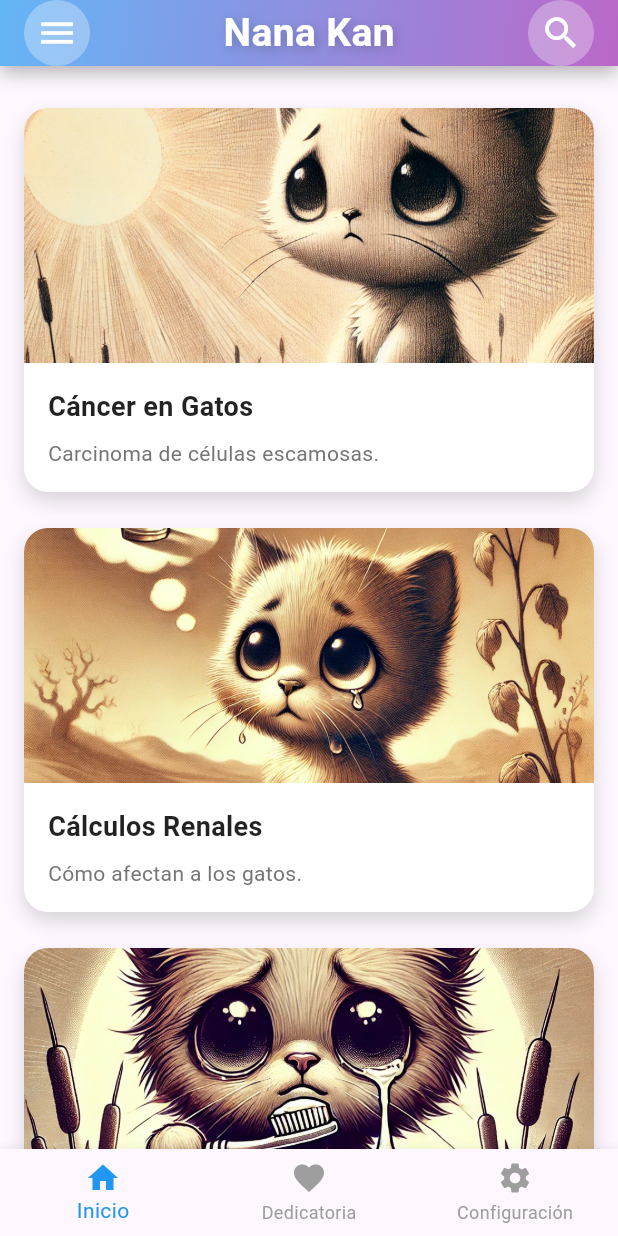
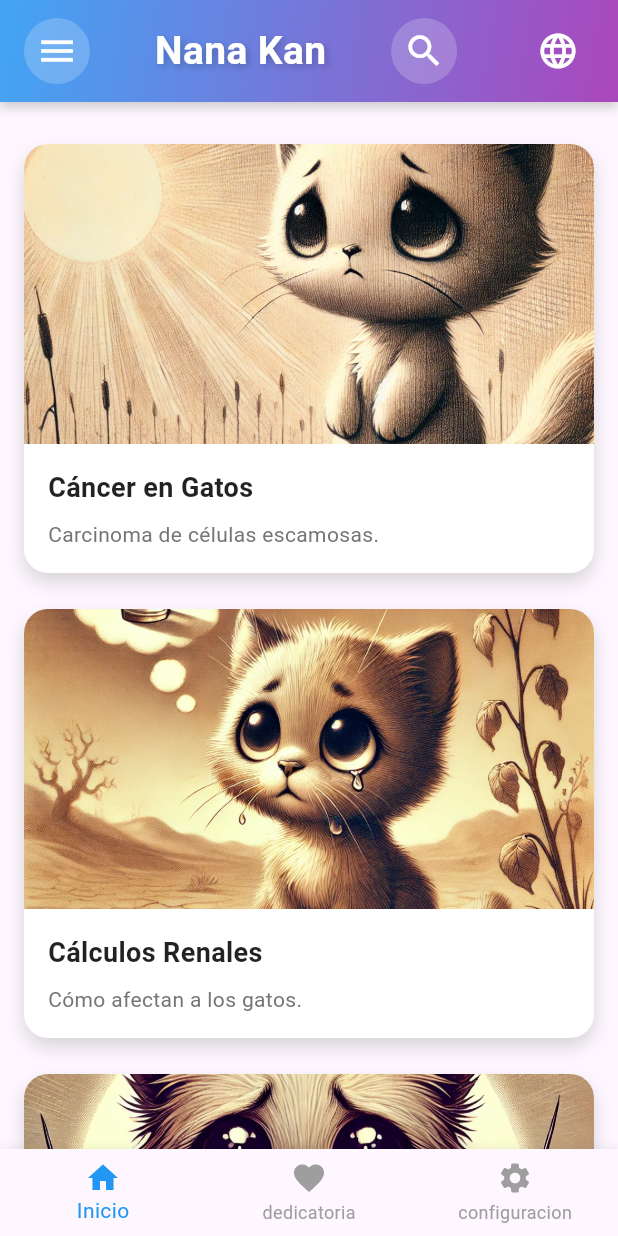
Before and after one commit to AlexVargasV/NanaKan, a Flutter app: the screen it shows after launch, on a phone screen of 412 x 824 dp. Run offline on Flutter 3.47's test engine with Material 3 defaults, Android fonts, the phone set to English and light mode, and no system bars; our stand-ins replace carousel_slider, flutter_animate.

Commit message:
translation home view

```diff
--- a/lib/main.dart
+++ b/lib/main.dart
@@ -1,15 +1,25 @@
 import 'package:flutter/material.dart';
-import 'views/splash_screen.dart';
+import 'package:provider/provider.dart';
+import 'package:test/views/splash_screen.dart';
+import 'providers/language_provider.dart';
 
 void main() {
-  runApp(ModernApp());
+  runApp(
+    ChangeNotifierProvider(
+      create: (context) => LanguageProvider()..loadLanguage(Locale('es')),
+      child: ModernApp(),
+    ),
+  );
 }
 
 class ModernApp extends StatelessWidget {
   @override
   Widget build(BuildContext context) {
+    final languageProvider = Provider.of<LanguageProvider>(context);
+
     return MaterialApp(
       debugShowCheckedModeBanner: false,
+      locale: languageProvider.locale,
       home: SplashScreen(),
     );
   }
--- /dev/null
+++ b/lib/providers/language_provider.dart
@@ -0,0 +1,58 @@
+import 'dart:convert';
+import 'package:flutter/services.dart';
+import 'package:flutter/material.dart';
+
+class LanguageProvider extends ChangeNotifier {
+  Map<String, dynamic> _localizedData = {};
+  Locale _locale = Locale('es'); // 🔹 Idioma por defecto
+
+  Locale get locale => _locale;
+
+  Future<void> loadLanguage(Locale locale) async {
+    try {
+      String jsonString = await rootBundle.loadString(
+          'assets/lang/${locale.languageCode}.json'); // 🔹 Cargar archivo de idioma
+      Map<String, dynamic> jsonMap = json.decode(jsonString);
+      _localizedData =
+          jsonMap.map((key, value) => MapEntry(key, value.toString()));
+      _locale = locale;
+      notifyListeners(); // 🔹 Notificar cambios a la UI
+    } catch (e) {
+      print("Error al cargar el idioma: $e");
+    }
+  }
+
+  /// 🔹 Método para obtener la traducción de una clave
+  String translate(String key) {
+    return _localizedData[key] ?? key;
+  }
+
+  /// 🔹 Obtener lista traducida de tarjetas del HomeScreen
+  List<Map<String, String>> getTranslatedCards() {
+    return [
+      {
+        "title": translate("card_cancer"),
+        "description": translate("card_cancer_desc"),
+        "image": 'assets/images/1.webp'
+      },
+      {
+        "title": translate("card_calculos"),
+        "description": translate("card_calculos_desc"),
+        "image": 'assets/images/2.webp'
+      },
+      {
+        "title": translate("card_dentales"),
+        "description": translate("card_dentales_desc"),
+        "image": 'assets/images/3.webp'
+      },
+    ];
+  }
+
+  /// 🔹 Cambiar idioma y recargar datos correctamente
+  Future<void> changeLanguage(String languageCode) async {
+    if (_locale.languageCode != languageCode) {
+      await loadLanguage(Locale(languageCode));
+      notifyListeners(); // 🔹 Asegura que la UI se actualice con las nuevas traducciones
+    }
+  }
+}
--- a/lib/views/home_screen.dart
+++ b/lib/views/home_screen.dart
@@ -1,6 +1,8 @@
 import 'package:flutter/material.dart';
-import '../widgets/custom_app_bar.dart'; // AppBar personalizado
-import '../widgets/animated_card.dart'; // Tarjetas animadas
+import 'package:provider/provider.dart';
+import '../providers/language_provider.dart';
+import '../widgets/custom_app_bar.dart';
+import '../widgets/animated_card.dart';
 import 'configuracion_page.dart';
 import 'dedicatoria_page.dart';
 
@@ -10,51 +12,25 @@ class HomeScreen extends StatefulWidget {
 }
 
 class _HomeScreenState extends State<HomeScreen> {
-  final List<String> titles = [
-    "Cáncer en Gatos",
-    "Cálculos En Los Riñones",
-    "Carta 3"
-  ];
-  final List<String> descriptions = [
-    "Información importante sobre carcinoma en gatos.",
-    "Información detallada sobre cálculos renales en gatos.",
-    "Contenido detallado de la carta 3."
-  ];
-  final List<String> assetImages = [
-    'assets/images/1.webp',
-    'assets/images/2.webp',
-    'assets/images/3.webp',
-  ];
-  final List<Map<String, String>> allCards = [
-    {
-      "title": "Cáncer en Gatos",
-      "description": "Carcinoma de células escamosas.",
-      "image": 'assets/images/1.webp'
-    },
-    {
-      "title": "Cálculos Renales",
-      "description": "Cómo afectan a los gatos.",
-      "image": 'assets/images/2.webp'
-    },
-    {
-      "title": "Enfermedades Dentales",
-      "description": "Placa y gingivitis felina.",
-      "image": 'assets/images/3.webp'
-    },
-  ];
-
   List<Map<String, String>> filteredCards = [];
 
   @override
-  void initState() {
-    super.initState();
-    filteredCards = List.from(allCards);
+  void didChangeDependencies() {
+    super.didChangeDependencies();
+    final languageProvider = Provider.of<LanguageProvider>(context);
+    setState(() {
+      filteredCards = languageProvider.getTranslatedCards();
+    });
   }
 
   void filterCards(String query) {
+    final languageProvider =
+        Provider.of<LanguageProvider>(context, listen: false);
+    List<Map<String, String>> allCards = languageProvider.getTranslatedCards();
+
     setState(() {
       filteredCards = query.isEmpty
-          ? List.from(allCards)
+          ? allCards
           : allCards
               .where((card) =>
                   card["title"]!.toLowerCase().contains(query.toLowerCase()) ||
@@ -72,27 +48,21 @@ class _HomeScreenState extends State<HomeScreen> {
       _currentIndex = index;
     });
 
-    if (index == 0) {
-      // Pantalla actual: Inicio
-    } else if (index == 1) {
+    if (index == 1) {
       Navigator.push(
-        context,
-        MaterialPageRoute(builder: (context) => DedicatoriaPage()),
-      );
+          context, MaterialPageRoute(builder: (context) => DedicatoriaPage()));
     } else if (index == 2) {
-      Navigator.push(
-        context,
-        MaterialPageRoute(builder: (context) => ConfiguracionPage()),
-      );
+      Navigator.push(context,
+          MaterialPageRoute(builder: (context) => ConfiguracionPage()));
     }
   }
 
   @override
   Widget build(BuildContext context) {
+    final languageProvider = Provider.of<LanguageProvider>(context);
+
     return Scaffold(
-      appBar: CustomAppBar(
-        onSearch: filterCards, // ✅ Pasamos la función de búsqueda
-      ), // AppBar personalizado
+      appBar: CustomAppBar(onSearch: filterCards),
       drawer: Drawer(
         child: ListView(
           padding: EdgeInsets.zero,
@@ -106,39 +76,38 @@ class _HomeScreenState extends State<HomeScreen> {
                 ),
               ),
               child: Text(
-                'Menú',
+                languageProvider.translate("menu"), // ✅ Traducido dinámicamente
                 style: TextStyle(
                     color: Colors.white,
                     fontSize: 24,
-                  fontWeight: FontWeight.bold,
-                ),
+                    fontWeight: FontWeight.bold),
               ),
             ),
             ListTile(
               leading: Icon(Icons.home, color: Colors.blue),
-              title: Text('Inicio'),
+              title: Text(languageProvider.translate("home")), // ✅ Traducido
               onTap: () {
                 Navigator.pop(context);
               },
             ),
             ListTile(
               leading: Icon(Icons.favorite, color: Colors.red),
-              title: Text('Dedicatoria'),
+              title: Text(
+                  languageProvider.translate("dedicatoria")), // ✅ Traducido
               onTap: () {
-                Navigator.push(
-                  context,
-                  MaterialPageRoute(builder: (context) => DedicatoriaPage()),
-                );
+                Navigator.push(context,
+                    MaterialPageRoute(builder: (context) => DedicatoriaPage()));
               },
             ),
             ListTile(
               leading: Icon(Icons.settings, color: Colors.grey),
-              title: Text('Configuración'),
+              title: Text(
+                  languageProvider.translate("configuracion")), // ✅ Traducido
               onTap: () {
                 Navigator.push(
                     context,
-                  MaterialPageRoute(builder: (context) => ConfiguracionPage()),
-                );
+                    MaterialPageRoute(
+                        builder: (context) => ConfiguracionPage()));
               },
             ),
           ],
@@ -146,11 +115,10 @@ class _HomeScreenState extends State<HomeScreen> {
       ),
       body: ListView.builder(
         padding: const EdgeInsets.all(16.0),
-        itemCount: filteredCards.length, // ✅ Usamos la lista filtrada
+        itemCount: filteredCards.length,
         itemBuilder: (context, index) {
           return AnimatedCard(
-            title: filteredCards[index]
-                ["title"]!, // ✅ Usamos los datos filtrados
+            title: filteredCards[index]["title"]!,
             description: filteredCards[index]["description"]!,
             imageAsset: filteredCards[index]["image"]!,
           );
@@ -164,16 +132,14 @@ class _HomeScreenState extends State<HomeScreen> {
         items: [
           BottomNavigationBarItem(
               icon: Icon(Icons.home),
-            label: "Inicio",
-          ),
+              label: languageProvider.translate("home")), // ✅ Traducido
           BottomNavigationBarItem(
               icon: Icon(Icons.favorite),
-            label: "Dedicatoria",
-          ),
+              label: languageProvider.translate("dedicatoria")), // ✅ Traducido
           BottomNavigationBarItem(
               icon: Icon(Icons.settings),
-            label: "Configuración",
-          ),
+              label:
+                  languageProvider.translate("configuracion")), // ✅ Traducido
         ],
       ),
     );
--- a/lib/widgets/custom_app_bar.dart
+++ b/lib/widgets/custom_app_bar.dart
@@ -1,4 +1,6 @@
 import 'package:flutter/material.dart';
+import 'package:provider/provider.dart';
+import '../providers/language_provider.dart';
 
 class CustomAppBar extends StatefulWidget implements PreferredSizeWidget {
   final Function(String) onSearch;
@@ -20,53 +22,54 @@ class _CustomAppBarState extends State<CustomAppBar> {
 
   @override
   Widget build(BuildContext context) {
+    final languageProvider = Provider.of<LanguageProvider>(context);
+
     return Container(
       decoration: BoxDecoration(
         gradient: LinearGradient(
-          colors: [Colors.blue.shade300, Colors.purple.shade300],
+          colors: [Colors.blue.shade400, Colors.purple.shade400],
           begin: Alignment.topLeft,
           end: Alignment.bottomRight,
         ),
         boxShadow: [
           BoxShadow(
-            color: Colors.black.withOpacity(0.3),
-            blurRadius: 10,
-            offset: Offset(0, 4),
+            color: Colors.black.withOpacity(0.2),
+            blurRadius: 6,
+            offset: Offset(0, 3),
           ),
         ],
       ),
       child: SafeArea(
         child: Padding(
-          padding: const EdgeInsets.symmetric(horizontal: 16.0),
+          padding: const EdgeInsets.symmetric(horizontal: 16.0, vertical: 10),
           child: Row(
             mainAxisAlignment: MainAxisAlignment.spaceBetween,
             children: [
-              // Ícono del menú
-              GestureDetector(
+              // 🔹 Menú desplegable (Usamos Builder para evitar problemas de contexto)
+              Builder(
+                builder: (context) => GestureDetector(
                   onTap: () => Scaffold.of(context).openDrawer(),
                   child: Container(
                     padding: const EdgeInsets.all(8.0),
                     decoration: BoxDecoration(
-                    color: Colors.white.withOpacity(0.3),
+                      color: Colors.white.withOpacity(0.2),
                       shape: BoxShape.circle,
                     ),
-                  child: Icon(
-                    Icons.menu,
-                    color: Colors.white,
-                    size: 28,
+                    child: Icon(Icons.menu, color: Colors.white, size: 28),
                   ),
                 ),
               ),
 
-              // Campo de búsqueda o título
+              // 🔹 Campo de búsqueda o título
               isSearching
                   ? Expanded(
                       child: TextField(
                         controller: searchController,
                         autofocus: true,
+                        cursorColor: Colors.white,
                         style: TextStyle(color: Colors.white),
                         decoration: InputDecoration(
-                          hintText: "Buscar...",
+                          hintText: languageProvider.translate("search"),
                           hintStyle: TextStyle(color: Colors.white70),
                           border: InputBorder.none,
                         ),
@@ -82,14 +85,14 @@ class _CustomAppBarState extends State<CustomAppBar> {
                         shadows: [
                           Shadow(
                             color: Colors.black.withOpacity(0.2),
-                            blurRadius: 8,
+                            blurRadius: 6,
                             offset: Offset(2, 2),
                           ),
                         ],
                       ),
                     ),
 
-              // Botón de búsqueda o cerrar búsqueda
+              // 🔹 Botón de búsqueda o cerrar búsqueda
               GestureDetector(
                 onTap: () {
                   setState(() {
@@ -100,10 +103,11 @@ class _CustomAppBarState extends State<CustomAppBar> {
                     }
                   });
                 },
-                child: Container(
+                child: AnimatedContainer(
+                  duration: Duration(milliseconds: 300),
                   padding: const EdgeInsets.all(8.0),
                   decoration: BoxDecoration(
-                    color: Colors.white.withOpacity(0.3),
+                    color: Colors.white.withOpacity(0.2),
                     shape: BoxShape.circle,
                   ),
                   child: Icon(
@@ -113,6 +117,45 @@ class _CustomAppBarState extends State<CustomAppBar> {
                   ),
                 ),
               ),
+
+              // 🔹 Selector de idioma con menú desplegable
+              PopupMenuButton<String>(
+                onSelected: (String newLang) {
+                  Provider.of<LanguageProvider>(context, listen: false)
+                      .changeLanguage(newLang);
+                },
+                icon: Icon(Icons.language, color: Colors.white, size: 28),
+                color: Colors.white,
+                shape: RoundedRectangleBorder(
+                  borderRadius: BorderRadius.circular(12),
+                ),
+                itemBuilder: (BuildContext context) => [
+                  PopupMenuItem(
+                    value: 'es',
+                    child: Row(
+                      children: [
+                        Icon(Icons.flag, color: Colors.red),
+                        SizedBox(width: 8),
+                        Text("Español"),
+                        if (languageProvider.locale.languageCode == 'es')
+                          Icon(Icons.check, color: Colors.green),
+                      ],
+                    ),
+                  ),
+                  PopupMenuItem(
+                    value: 'en',
+                    child: Row(
+                      children: [
+                        Icon(Icons.flag, color: Colors.blue),
+                        SizedBox(width: 8),
+                        Text("English"),
+                        if (languageProvider.locale.languageCode == 'en')
+                          Icon(Icons.check, color: Colors.green),
+                      ],
+                    ),
+                  ),
+                ],
+              )
             ],
           ),
         ),
--- a/pubspec.yaml
+++ b/pubspec.yaml
@@ -38,6 +38,8 @@ dependencies:
   carousel_slider: ^5.0.0
   flutter_animate: ^4.5.2
   lottie: ^3.3.1
+  intl: ^0.18.0
+  provider: ^6.1.2
 
 dev_dependencies:
   flutter_test:
@@ -67,6 +69,8 @@ flutter:
   assets:
     - assets/images/
     - assets/images/loading.gif
+    - assets/lang/en.json
+    - assets/lang/es.json
 
   # An image asset can refer to one or more resolution-specific "variants", see
   # https://flutter.dev/to/resolution-aware-images
```
Also changed, not shown: assets/lang/en.json (added, +29 -0 lines), assets/lang/es.json (added, +29 -0 lines), lib/widgets/animated_card.dart (+29 -24 lines), pubspec.lock. Lines whose indentation alone changed are shown as unchanged.
